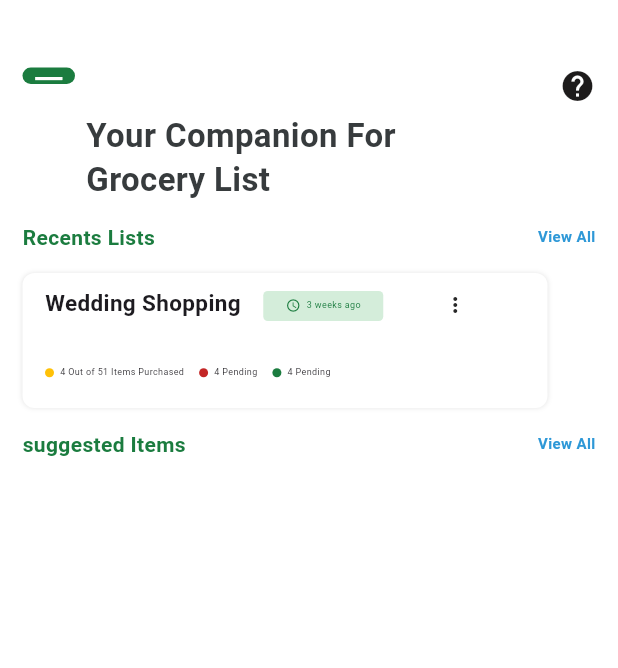
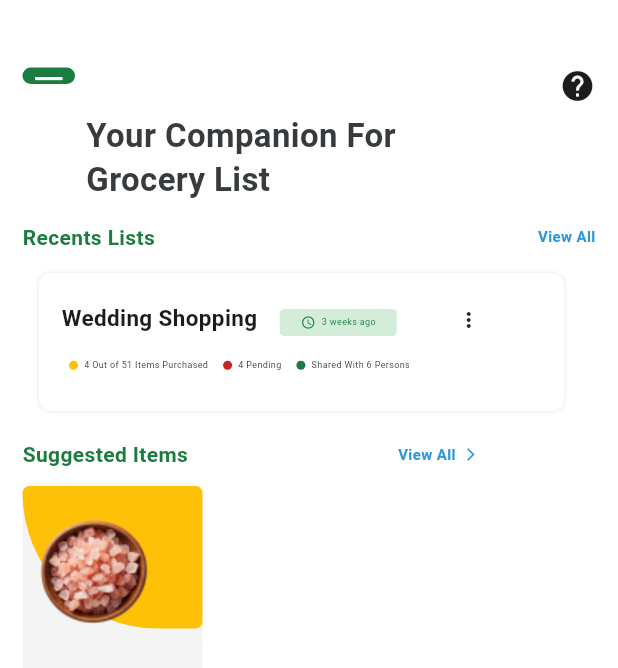
Before and after one commit to matifaligoraya/SublimeGroceriaV2, a Flutter app: the screen it shows after launch, on a phone screen of 412 x 824 dp. Shown: the top 668 px of the screen. Run offline on Flutter 3.47's test engine with Material 3 defaults, Android fonts, the phone set to English and light mode, and no system bars.

Commit message:
v3 changes

```diff
--- a/lib/Hompageparts.dart
+++ b/lib/Hompageparts.dart
@@ -87,12 +87,14 @@ class Homepage extends StatelessWidget {
             Column(
               children: [
                 Padding(
-                  padding: const EdgeInsets.only(left: 15, top: 15, right: 15),
+                  padding: const EdgeInsets.only(left: 5, top: 15, right: 15),
                   child: Row(
+                    mainAxisAlignment: MainAxisAlignment.center,
+                    crossAxisAlignment: CrossAxisAlignment.center,
                     children: [
                       Container(
                         width: 350,
-                        height: 90,
+                        height: 92,
                         padding: const EdgeInsets.all(10),
                         decoration: BoxDecoration(
                           color: Colors.white,
@@ -105,11 +107,13 @@ class Homepage extends StatelessWidget {
                           ],
                         ),
                         child: Padding(
-                          padding: const EdgeInsets.only(bottom: 25),
+                          padding: const EdgeInsets.only(
+                            bottom: 10,
+                            top: 10,
+                          ),
                           child: Column(
                             // Change from Row to Column to add multiple Rows
                             children: [
-                              // First Row
                               Row(
                                 children: [
                                   const Padding(
@@ -125,28 +129,24 @@ class Homepage extends StatelessWidget {
                                   ),
                                   const SizedBox(width: 15),
                                   Row(
+                                    mainAxisAlignment: MainAxisAlignment.end,
                                     children: [
                                       Column(
                                         children: [
                                           Padding(
-                                            padding: const EdgeInsets.only(
-                                              top: 2,
-                                            ),
+                                            padding:
+                                                const EdgeInsets.only(top: 4),
                                             child: Container(
-                                              height: 20,
-                                              width: 80,
+                                              height: 18,
+                                              width: 78,
                                               decoration: const BoxDecoration(
                                                 color: Color(0xffD4EDDA),
                                                 borderRadius: BorderRadius.all(
                                                     Radius.circular(3)),
                                               ),
                                               child: const Padding(
-                                                padding: EdgeInsets.only(
-                                                  top: 1,
-                                                  bottom: 2,
-                                                  left: 2,
-                                                  right: 2,
-                                                ),
+                                                padding: EdgeInsets.symmetric(
+                                                    horizontal: 2, vertical: 1),
                                                 child: Row(
                                                   mainAxisAlignment:
                                                       MainAxisAlignment.center,
@@ -186,13 +186,11 @@ class Homepage extends StatelessWidget {
                                   ),
                                 ],
                               ),
-                              const SizedBox(
-                                  height: 15), // Add spacing between rows
 
                               // Second Row - New Row
                               Padding(
                                 padding: const EdgeInsets.only(
-                                  left: 5,
+                                  left: 10,
                                   top: 15,
                                 ),
                                 child: Row(
@@ -239,7 +237,7 @@ class Homepage extends StatelessWidget {
                                     ),
                                     const Padding(
                                       padding: EdgeInsets.only(left: 4),
-                                      child: Text("4 Pending",
+                                      child: Text("Shared With 6 Persons",
                                           style: TextStyle(fontSize: 6)),
                                     ),
                                   ],
@@ -253,18 +251,21 @@ class Homepage extends StatelessWidget {
                   ),
                 ),
                 const Padding(
-                  padding: EdgeInsets.only(left: 15, top: 15, right: 15),
+                  padding: EdgeInsets.only(left: 15, top: 20, right: 15),
                   child: Row(
-                    mainAxisAlignment: MainAxisAlignment.spaceBetween,
+                    // mainAxisAlignment: MainAxisAlignment.spaceBetween,
                     children: [
                       Text(
-                        "suggested Items",
+                        "Suggested Items",
                         style: TextStyle(
                           fontSize: 14,
                           color: Color(0xff1B7C3F),
                           fontWeight: FontWeight.bold,
                           height: 1.3,
                         ),
+                      ),
+                      SizedBox(
+                        width: 140,
                       ),
                       Text(
                         "View All",
@@ -275,9 +276,61 @@ class Homepage extends StatelessWidget {
                           height: 1.3,
                         ),
                       ),
+                      SizedBox(
+                        width: 5,
+                      ),
+                      Icon(
+                        Icons.arrow_forward_ios,
+                        color: Color(0xff2E98D7),
+                        size: 10,
+                      ),
                     ],
                   ),
                 ),
+                Padding(
+                  padding: const EdgeInsets.only(top: 12, left: 15),
+                  child: Row(
+                    children: [
+                      Column(
+                        children: [
+                          Container(
+                            width: 120,
+                            height: 148,
+                            decoration: const BoxDecoration(
+                              color: Color(0xffF4F4F4),
+                              borderRadius:
+                                  BorderRadius.all(Radius.circular(5)),
+                            ),
+                            child: Column(
+                              children: [
+                                Container(
+                                  width: 120,
+                                  height: 95,
+                                  decoration: const BoxDecoration(
+                                    color: Color(0xffFFC107),
+                                    borderRadius: BorderRadius.only(
+                                      topLeft: Radius.circular(5),
+                                      topRight: Radius.circular(5),
+                                      bottomLeft: Radius.circular(100),
+                                      bottomRight: Radius.circular(5),
+                                    ),
+                                  ),
+                                  child: Padding(
+                                    padding: const EdgeInsets.only(
+                                      right: 25,
+                                      top: 18,
+                                    ),
+                                    child: Image.asset("Assets/Images/1st.png"),
+                                  ),
+                                ),
+                              ],
+                            ),
+                          ),
+                        ],
+                      )
+                    ],
+                  ),
+                )
               ],
             ),
           ],
--- a/pubspec.yaml
+++ b/pubspec.yaml
@@ -59,9 +59,8 @@ flutter:
   uses-material-design: true
 
   # To add assets to your application, add an assets section, like this:
-  # assets:
-  #   - images/a_dot_burr.jpeg
-  #   - images/a_dot_ham.jpeg
+  assets:
+    - Assets/Images/
 
   # An image asset can refer to one or more resolution-specific "variants", see
   # https://flutter.dev/assets-and-images/#resolution-aware
```
Also changed, not shown: Assets/Images/1st.png (added).
